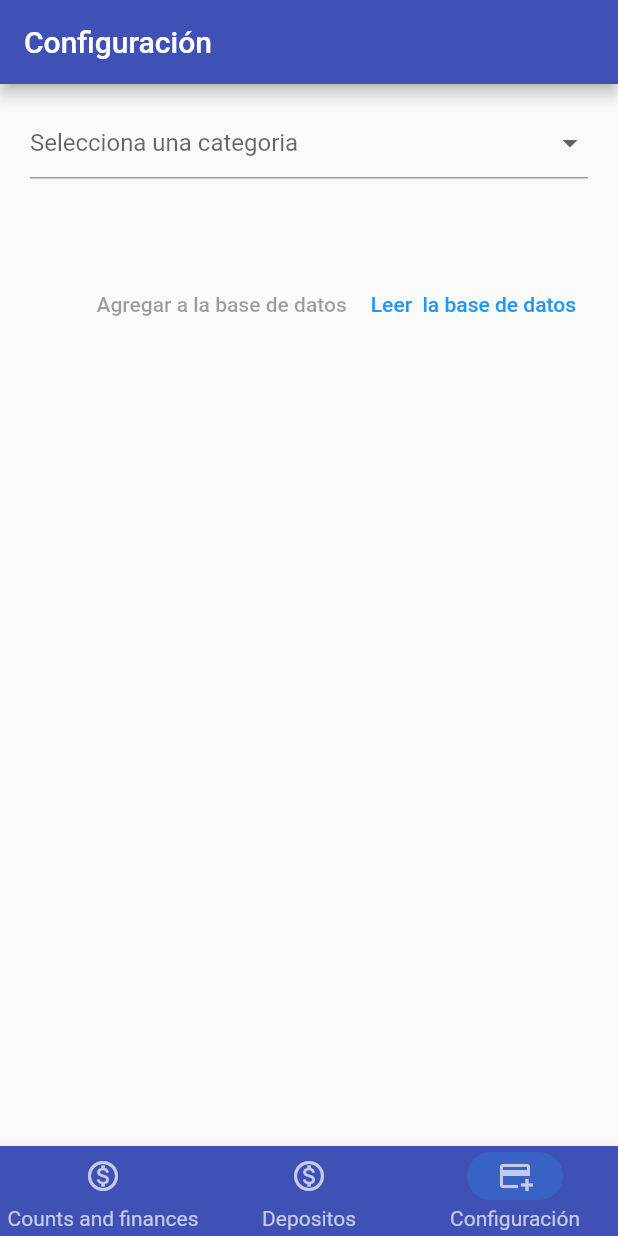
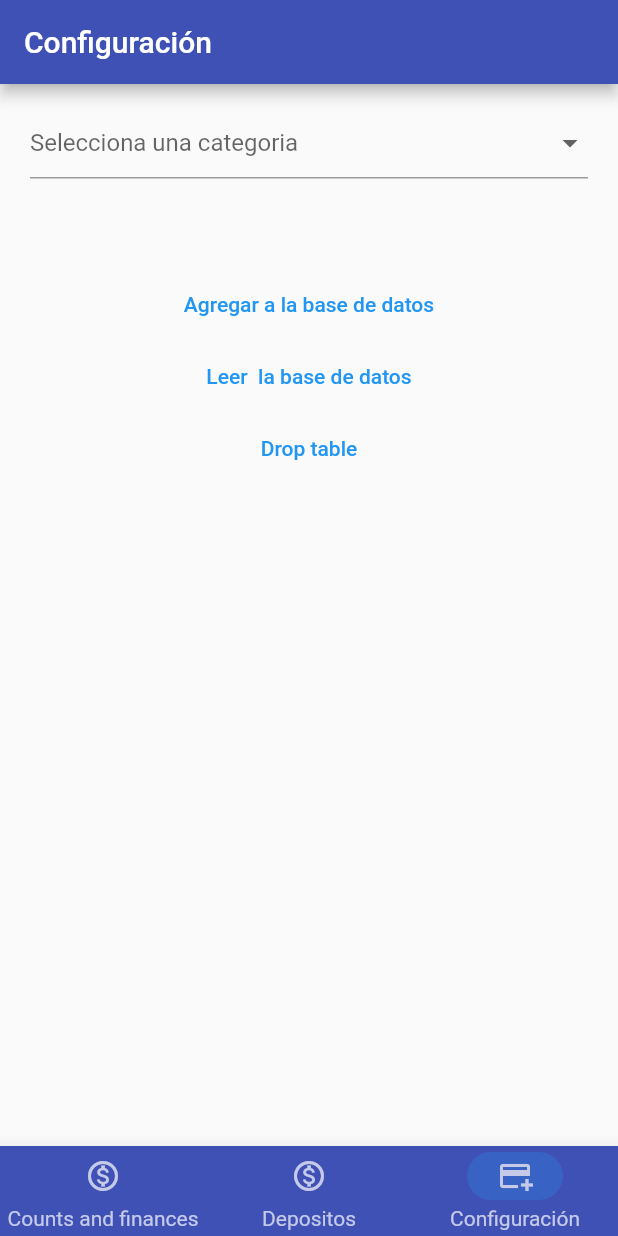
Before and after one commit to najiro8v/ContabilidadPersonal, a Flutter app: the screen it shows after launch, item 3 of the bottom bar chosen, after a tap on an icon or button, on a phone screen of 412 x 824 dp. Run offline on Flutter 3.47's test engine with Material 2 defaults, Android fonts, the phone set to English and light mode, and no system bars; our stand-ins replace sqflite; accounts and stored records are empty.

Commit message:
libary just work on android

```diff
--- a/lib/db/db.dart
+++ b/lib/db/db.dart
@@ -7,7 +7,7 @@ class DatabaseSQL {
     return openDatabase(join(await getDatabasesPath(), 'gastos.db'),
         onCreate: (db, version) {
       return db.execute(
-          "CREATE TABLE  finance(id INTEGER PRIMARY KEY, name TEXT, price REAL, desc TEXT)");
+          "CREATE TABLE finance(id INTEGER PRIMARY KEY, name TEXT, price REAL, desc TEXT,key TEXT)");
     }, version: 1);
   }
 
@@ -31,12 +31,20 @@ class DatabaseSQL {
     Database database = await _openDb();
     final List<Map<String, dynamic>> expensesMap =
         await database.query("finance");
+
     return List.generate(
         expensesMap.length,
         (i) => ExpensesAndFinance(
             id: expensesMap[i]['id'],
             key: expensesMap[i]['key'],
+            desc: expensesMap[i]['desc'],
             name: expensesMap[i]['name'],
             price: expensesMap[i]['price']));
   }
+
+  static Future<void> dropResest() async {
+    Database database = await _openDb();
+    await database.rawQuery(
+        " CREATE TABLE finance (id INTEGER PRIMARY KEY, name TEXT, price REAL, desc TEXT,key TEXT)");
+  }
 }
--- a/lib/models/expenses_and_finance.dart
+++ b/lib/models/expenses_and_finance.dart
@@ -3,14 +3,14 @@ class ExpensesAndFinance {
   final String key;
   final String? name;
   final double? price;
-  final String? descri;
+  final String? desc;
   ExpensesAndFinance(
       {required this.id,
       required this.key,
       required this.name,
       required this.price,
-      this.descri});
+      this.desc});
   Map<String, dynamic> toMap() {
-    return {"id": id, "name": name, "key": key, "desc": descri, "price": price};
+    return {"id": id, "name": name, "key": key, "desc": desc, "price": price};
   }
 }
--- a/lib/screens/adding_screen.dart
+++ b/lib/screens/adding_screen.dart
@@ -26,15 +26,19 @@ class _AddingScreenState extends State<AddingScreen> {
   listExpenses() async {
     print("---");
     List<ExpensesAndFinance> listado = await DatabaseSQL.getAll();
-    print(listado);
+  }
+
+  dropTable() async {
+    print("RESET");
+    await DatabaseSQL.dropResest();
   }
 
   addExpenses() async {
     await DatabaseSQL.insert(ExpensesAndFinance(
-        id: 1,
+        id: 2,
         name: "ExpensesAndFinance",
-        descri: "Pruebas de sqlite",
-        key: "tst",
+        desc: "Pruebas de sqlite",
+        key: "test",
         price: 15.55));
   }
 
@@ -42,6 +46,7 @@ class _AddingScreenState extends State<AddingScreen> {
   void initState() {
     // TODO: implement initState
     super.initState();
+    //listExpenses();
   }
 
   @override
@@ -94,15 +99,17 @@ class _AddingScreenState extends State<AddingScreen> {
                     label: Text("Valor inicial de la subcategoría")),
               ),
             const SizedBox(height: 15),
-            Row(
-              mainAxisAlignment: MainAxisAlignment.end,
+            Column(
+              mainAxisAlignment: MainAxisAlignment.center,
               children: [
                 TextButton(
-                    onPressed: valueInitial <= 0 ? null : () => addExpenses(),
+                    onPressed: addExpenses,
                     child: const Text("Agregar a la base de datos")),
                 TextButton(
-                    onPressed: () => listExpenses,
-                    child: const Text("Leer  la base de datos"))
+                    onPressed: listExpenses,
+                    child: const Text("Leer  la base de datos")),
+                TextButton(
+                    onPressed: dropTable, child: const Text("Drop table")),
               ],
             )
           ],
--- a/lib/screens/finances_screen.dart
+++ b/lib/screens/finances_screen.dart
@@ -1,6 +1,9 @@
 import 'package:flutter/material.dart';
 
+import 'package:contabilidad/db/db.dart';
+
 import "package:contabilidad/widget/widget.dart";
+import 'package:contabilidad/models/models.dart';
 
 class FinancesScreen extends StatefulWidget {
   const FinancesScreen({Key? key}) : super(key: key);
@@ -28,7 +31,7 @@ class _FinancesScreenState extends State<FinancesScreen> {
       "t2": "transporte de Lumaca Cartago"
     },
   };
-  final Map<String, String> dropdownOptions = {
+  Map<String, String> dropdownOptions = {
     "gto": "Gastos",
     "ing": "Ingresos",
     "trans": "Transporte",
@@ -45,6 +48,23 @@ class _FinancesScreenState extends State<FinancesScreen> {
             ))
         .toList();
     setState(() {});
+  }
+
+  listExpenses() async {
+    print("---");
+    List<ExpensesAndFinance> listado = await DatabaseSQL.getAll();
+    for (var e in listado) {
+      dropdownOptions.addAll({e.key: e.name!});
+    }
+    setState(() {});
+    print(dropdownOptions);
+  }
+
+  @override
+  void initState() {
+    // TODO: implement initState
+    super.initState();
+    listExpenses();
   }
 
   @override
```
